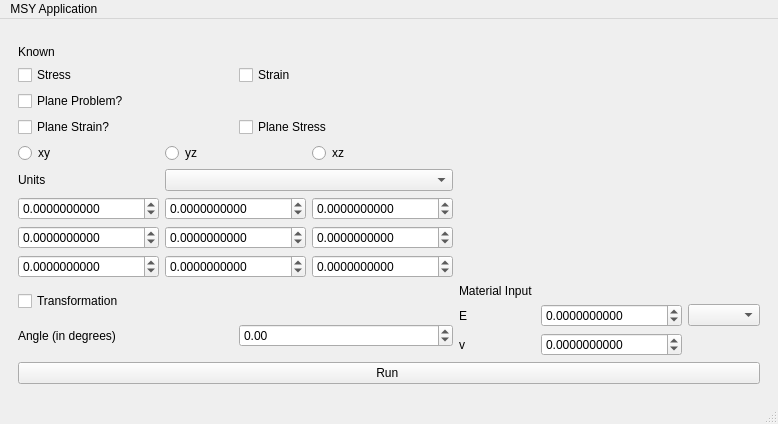
Before: the Qt Designer form form.ui in Varnu01/Stress-Strain-Calculator-, drawn with Qt 5.
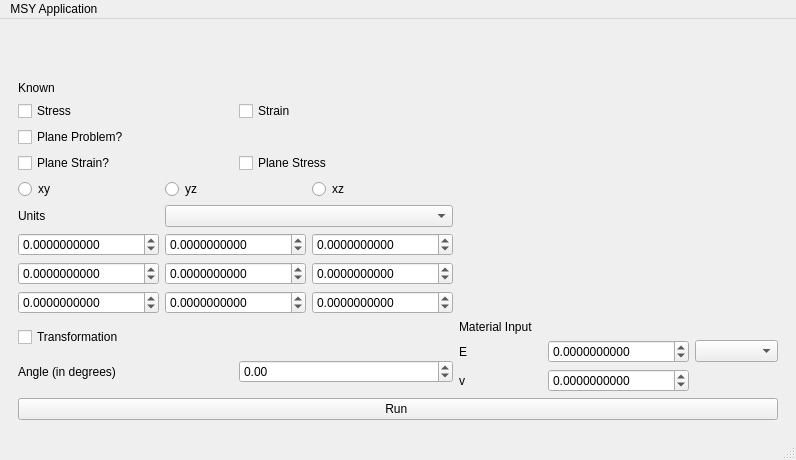
After: the same form once the commit is applied.

Commit message: Added Strain Energy but there are referencing issues as well as singular matrices being created, need to fix

Patch:
```diff
--- a/form.ui
+++ b/form.ui
@@ -6,8 +6,8 @@
    <rect>
     <x>0</x>
     <y>0</y>
-    <width>718</width>
-    <height>424</height>
+    <width>796</width>
+    <height>460</height>
    </rect>
   </property>
   <property name="windowTitle">
@@ -441,7 +441,7 @@
     <rect>
      <x>0</x>
      <y>0</y>
-     <width>718</width>
+     <width>796</width>
      <height>21</height>
     </rect>
    </property>
```
The commit also changes 1 other file.
